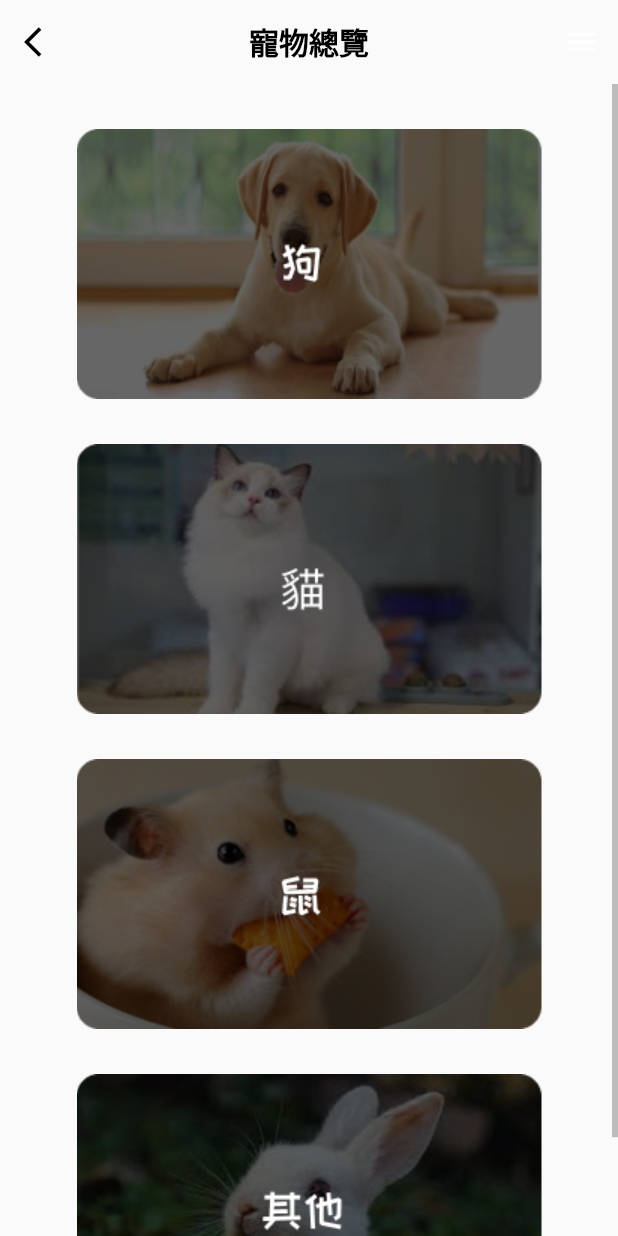
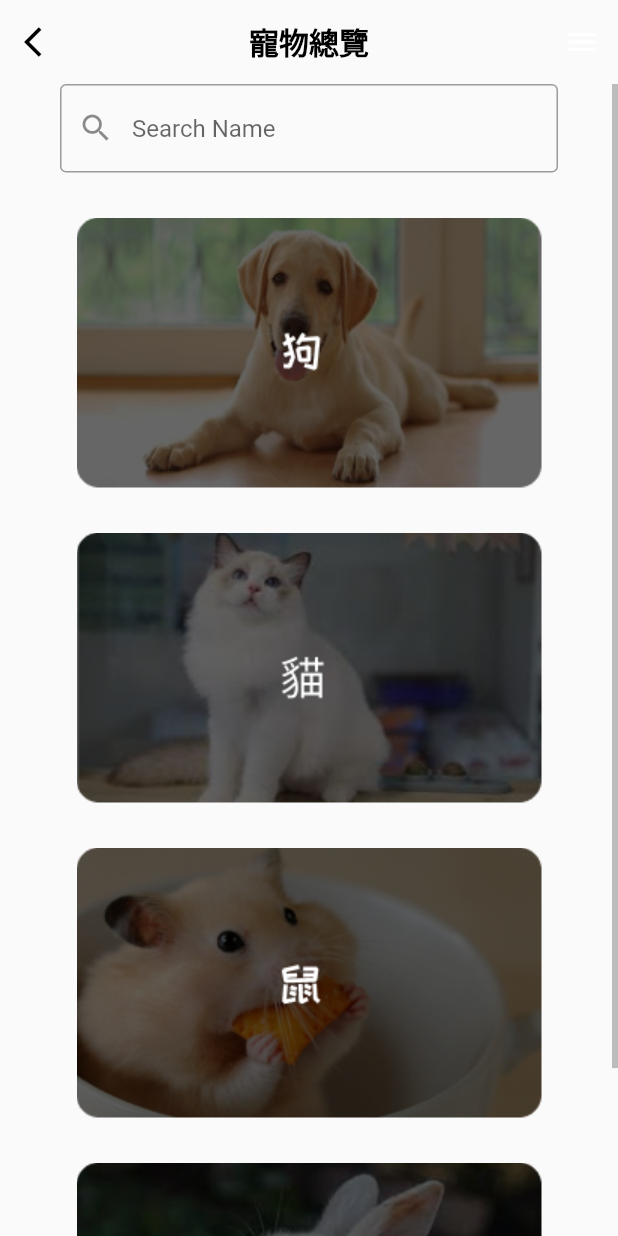
Before and after one commit to Tonyao0924/petapp, a Flutter app: the PetOverview screen opened directly, on a phone screen of 412 x 824 dp. Run offline on Flutter 3.47's test engine with Material 2 defaults, Android fonts, the phone set to English and light mode, and no system bars; our stand-ins replace flutter_svg, flutter_swiper, image_picker, rive.

Commit message:
overview

```diff
--- a/lib/Page/petoverview/petOverview.dart
+++ b/lib/Page/petoverview/petOverview.dart
@@ -7,6 +7,8 @@ class PetOverview extends StatefulWidget {
 }
 
 class _PetOverview extends State<PetOverview> {
+  final TextEditingController findController = TextEditingController();
+
   @override
   Widget build(BuildContext context) {
     return Scaffold(
@@ -46,30 +48,45 @@ class _PetOverview extends State<PetOverview> {
                 itemBuilder: (BuildContext context, int index) {
                   return Column(
                     children: <Widget>[
-                      Center(
+                      Padding(
+                        padding: const EdgeInsets.symmetric(horizontal: 40),
+                        child: Center(
+                          child: TextField(
+                            controller: findController,
+                            decoration: const InputDecoration(
+                              prefixIcon: Icon(Icons.search),
+                              border: OutlineInputBorder(),
+                              hintText: 'Search Name',
+                            ),
+                          ),
+                        ),
+                      ),
+                      ...List.generate(
+                        OverViewNavs.length,
+                            (index) => Center(
                           child: Container(
                             margin: EdgeInsets.only(
-                              left: 25 , top: 30, right: 25, bottom: 0),
+                                left: 25, top: 30, right: 25, bottom: 0),
                             child: ElevatedButton(
-                            onPressed: () {
-                            },
+                              onPressed: () {},
                               style: ElevatedButton.styleFrom(
                                 padding: EdgeInsets.zero, // 去除內部填充
                                 shape: RoundedRectangleBorder(
-                                borderRadius: BorderRadius.circular(15.0), // 設置圓角
+                                  borderRadius:
+                                      BorderRadius.circular(15.0), // 設置圓角
                                 ),
                                 elevation: 0,
                                 backgroundColor: Colors.transparent, // 設置背景為透明
                               ),
                               child: Ink.image(
                                 image: AssetImage(
-                                  'assets/images/dog_type.png'), // 按鈕背景圖片
+                                    OverViewNavs[index].src), // 按鈕背景圖片
                                 fit: BoxFit.cover, // 圖片填充方式
                                 child: InkWell(
                                   onTap: () {
                                     Navigator.push(
                                       context,
-                                    MaterialPageRoute(builder: (context) => PetOverview()),
+                                      OverViewNavs[index].route
                                     );
                                     // 按鈕點擊事件處理
                                   },
@@ -82,116 +99,27 @@ class _PetOverview extends State<PetOverview> {
                             ),
                           ),
                         ),
-                      Center(
-                        child: Container(
-                          margin: EdgeInsets.only(
-                              left: 25 , top: 30, right: 25, bottom: 0),
-                          child: ElevatedButton(
-                            onPressed: () {
-                            },
-                            style: ElevatedButton.styleFrom(
-                              padding: EdgeInsets.zero, // 去除內部填充
-                              shape: RoundedRectangleBorder(
-                                borderRadius: BorderRadius.circular(15.0), // 設置圓角
-                              ),
-                              elevation: 0,
-                              backgroundColor: Colors.transparent, // 設置背景為透明
-                            ),
-                            child: Ink.image(
-                              image: AssetImage(
-                                  'assets/images/cat_type.png'), // 按鈕背景圖片
-                              fit: BoxFit.cover, // 圖片填充方式
-                              child: InkWell(
-                                onTap: () {
-                                  Navigator.push(
-                                    context,
-                                    MaterialPageRoute(builder: (context) => PetOverview()),
-                                  );
-                                  // 按鈕點擊事件處理
-                                },
-                                child: Container(
-                                  width: 310, // 按鈕寬度
-                                  height: 180, // 按鈕高度
-                                ),
-                              ),
-                            ),
-                          ),
-                        ),
-                      ),
-                      Center(
-                        child: Container(
-                          margin: EdgeInsets.only(
-                              left: 25 , top: 30, right: 25, bottom: 0),
-                          child: ElevatedButton(
-                            onPressed: () {
-                            },
-                            style: ElevatedButton.styleFrom(
-                              padding: EdgeInsets.zero, // 去除內部填充
-                              shape: RoundedRectangleBorder(
-                                borderRadius: BorderRadius.circular(15.0), // 設置圓角
-                              ),
-                              elevation: 0,
-                              backgroundColor: Colors.transparent, // 設置背景為透明
-                            ),
-                            child: Ink.image(
-                              image: AssetImage(
-                                  'assets/images/mouse_type.png'), // 按鈕背景圖片
-                              fit: BoxFit.cover, // 圖片填充方式
-                              child: InkWell(
-                                onTap: () {
-                                  Navigator.push(
-                                    context,
-                                    MaterialPageRoute(builder: (context) => PetOverview()),
-                                  );
-                                  // 按鈕點擊事件處理
-                                },
-                                child: Container(
-                                  width: 310, // 按鈕寬度
-                                  height: 180, // 按鈕高度
-                                ),
-                              ),
-                            ),
-                          ),
-                        ),
-                      ),
-                      Center(
-                        child: Container(
-                          margin: EdgeInsets.only(
-                              left: 25 , top: 30, right: 25, bottom: 0),
-                          child: ElevatedButton(
-                            onPressed: () {
-                            },
-                            style: ElevatedButton.styleFrom(
-                              padding: EdgeInsets.zero, // 去除內部填充
-                              shape: RoundedRectangleBorder(
-                                borderRadius: BorderRadius.circular(15.0), // 設置圓角
-                              ),
-                              elevation: 0,
-                              backgroundColor: Colors.transparent, // 設置背景為透明
-                            ),
-                            child: Ink.image(
-                              image: AssetImage(
-                                  'assets/images/other_type.png'), // 按鈕背景圖片
-                              fit: BoxFit.cover, // 圖片填充方式
-                              child: InkWell(
-                                onTap: () {
-                                  Navigator.push(
-                                    context,
-                                    MaterialPageRoute(builder: (context) => PetOverview()),
-                                  );
-                                  // 按鈕點擊事件處理
-                                },
-                                child: Container(
-                                  width: 310, // 按鈕寬度
-                                  height: 180, // 按鈕高度
-                                ),
-                              ),
-                            ),
-                          ),
-                        ),
                       ),
                     ],
                   );
                 })));
   }
 }
+class OverViewAsset {
+  final String src;
+  final Route route;
+
+  OverViewAsset(this.src,
+      {required this.route});
+}
+
+List<OverViewAsset> OverViewNavs = [
+  OverViewAsset("assets/images/dog_type.png",
+      route: MaterialPageRoute(builder: (context) => PetOverview())),
+  OverViewAsset("assets/images/cat_type.png",
+      route: MaterialPageRoute(builder: (context) => PetOverview())),
+  OverViewAsset("assets/images/mouse_type.png",
+      route: MaterialPageRoute(builder: (context) => PetOverview())),
+  OverViewAsset("assets/images/other_type.png",
+      route: MaterialPageRoute(builder: (context) => PetOverview())),
+];
--- a/lib/commonComponents/constants.dart
+++ b/lib/commonComponents/constants.dart
@@ -1,5 +1,6 @@
 import 'package:flutter/material.dart';
 
+const Color maincolor = Colors.orange;
 const Color backgroundColor2 = Color(0xFF17203A);
 const Color backgroundColorLight = Color(0xFFF2F6FF);
 const Color backgroundColorDark = Color(0xFF25254B);
```
Also changed, not shown: lib/Page/Home.dart (indentation only). Lines whose indentation alone changed are shown as unchanged.
